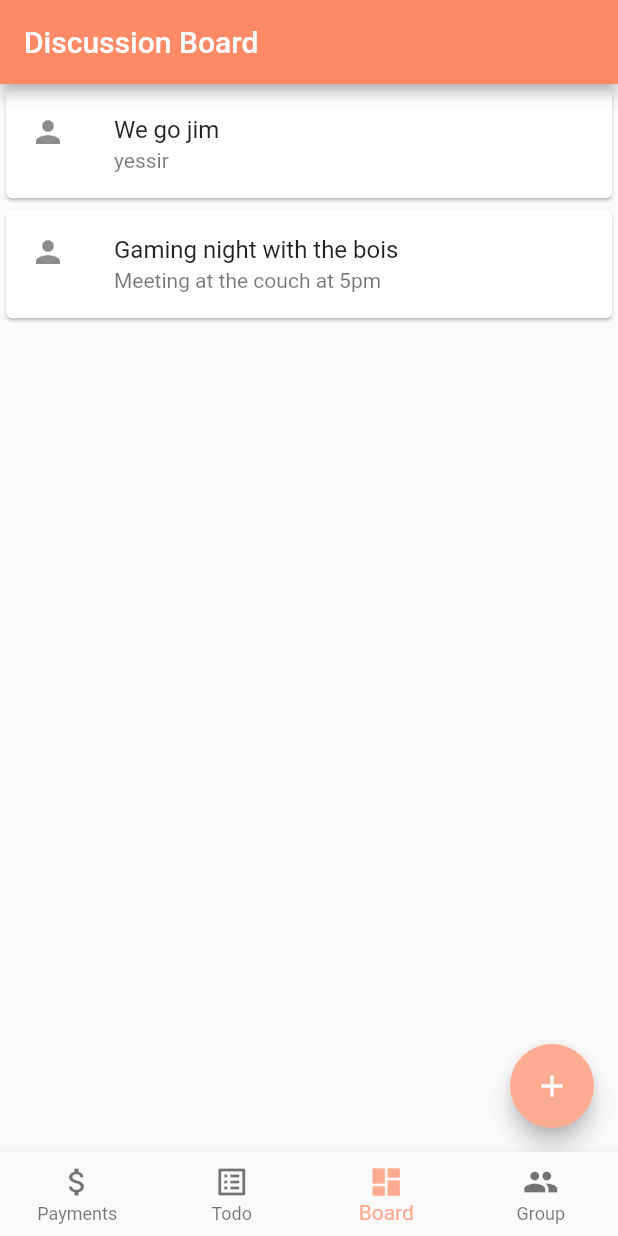
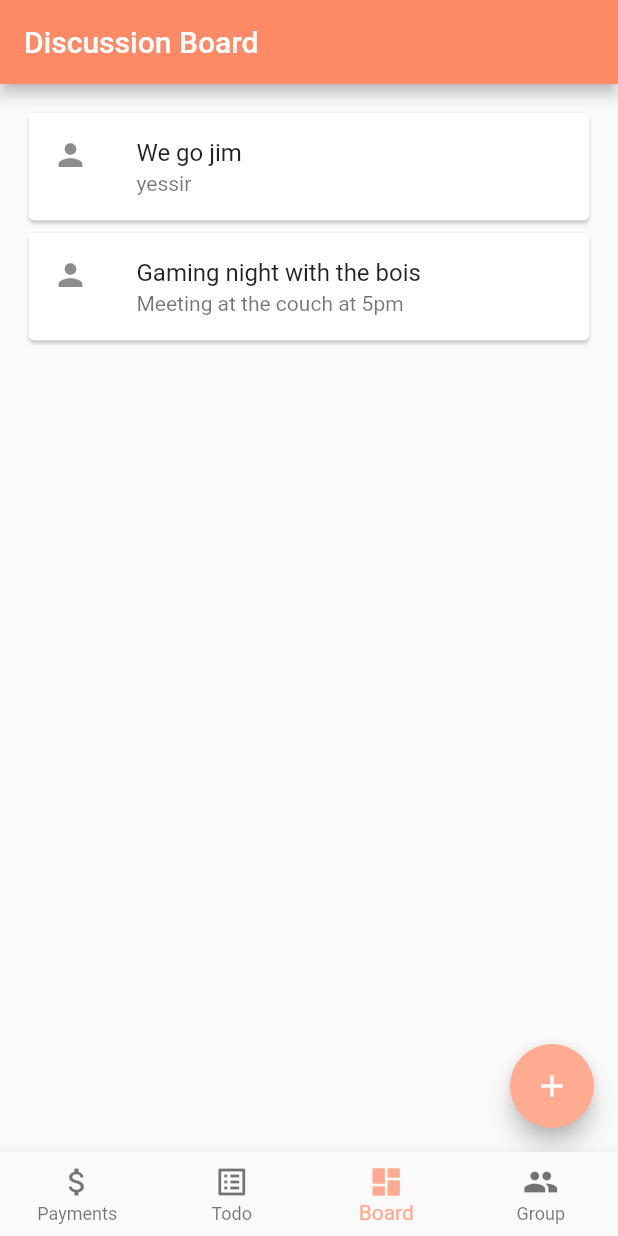
Before and after one commit to arzekeil/homies_management_system, a Flutter app: the screen it shows after launch, item 3 of the bottom bar chosen, on a phone screen of 412 x 824 dp. Run offline on Flutter 3.47's test engine with Material 2 defaults, Android fonts, the light colour scheme and no system bars.

Commit message:
posts are spaced evenly

```diff
--- a/client/lib/src/board_page.dart
+++ b/client/lib/src/board_page.dart
@@ -19,6 +19,10 @@ class _MyWidgetState extends State<Board> {
       ),
       body: Column(
         children: [
+          Container(
+            margin: const EdgeInsets.symmetric(horizontal: 15, vertical: 15),
+            child: Column(
+              children: [
                 Center(
                   child: Card(
                     child: InkWell(
@@ -35,8 +39,7 @@ class _MyWidgetState extends State<Board> {
                       child: const ListTile(
                         leading: Icon(Icons.person),
                         title: Text('We go jim'),
-                  subtitle:
-                      Text('yessir'),
+                        subtitle: Text('yessir'),
                       ),
                     ),
                   ),
@@ -57,10 +60,12 @@ class _MyWidgetState extends State<Board> {
                       child: const ListTile(
                         leading: Icon(Icons.person),
                         title: Text('Gaming night with the bois'),
-                  subtitle:
-                      Text('Meeting at the couch at 5pm'),
+                        subtitle: Text('Meeting at the couch at 5pm'),
                       ),
                     ),
+                  ),
+                ),
+              ],
             ),
           ),
         ],
```
Lines whose indentation alone changed are shown as unchanged.
